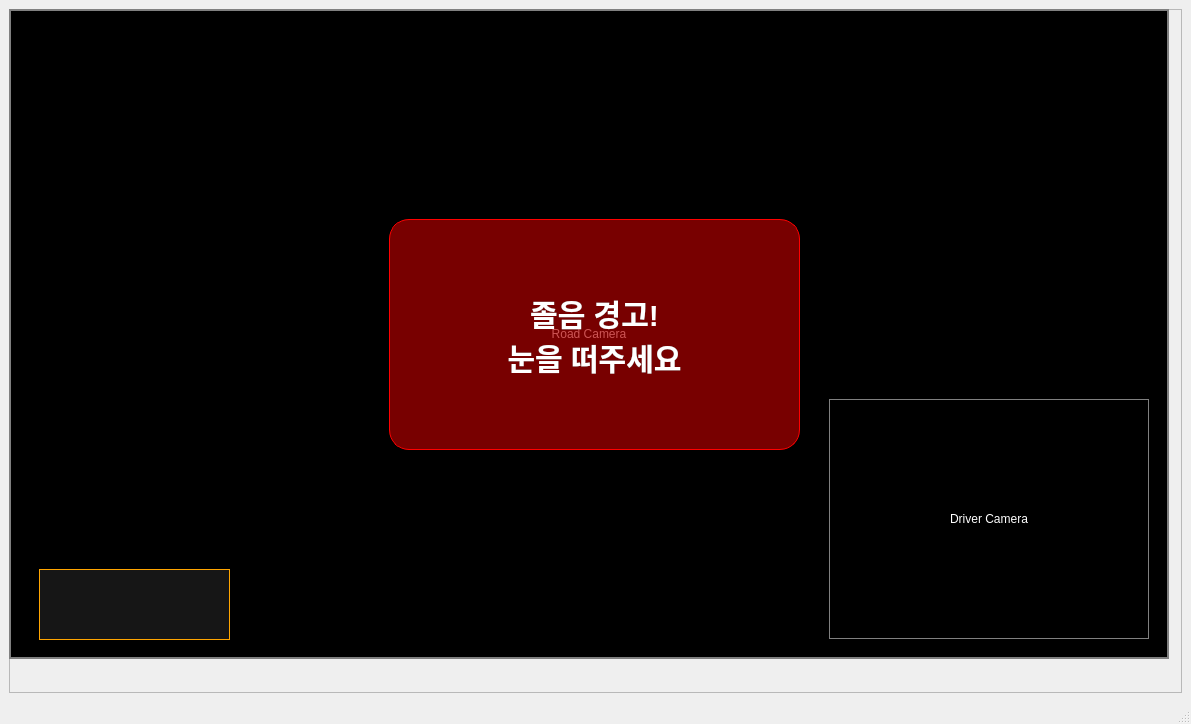
Old version of the form work/orin_nano/gui.ui in the repository takecareYata/jojimara.
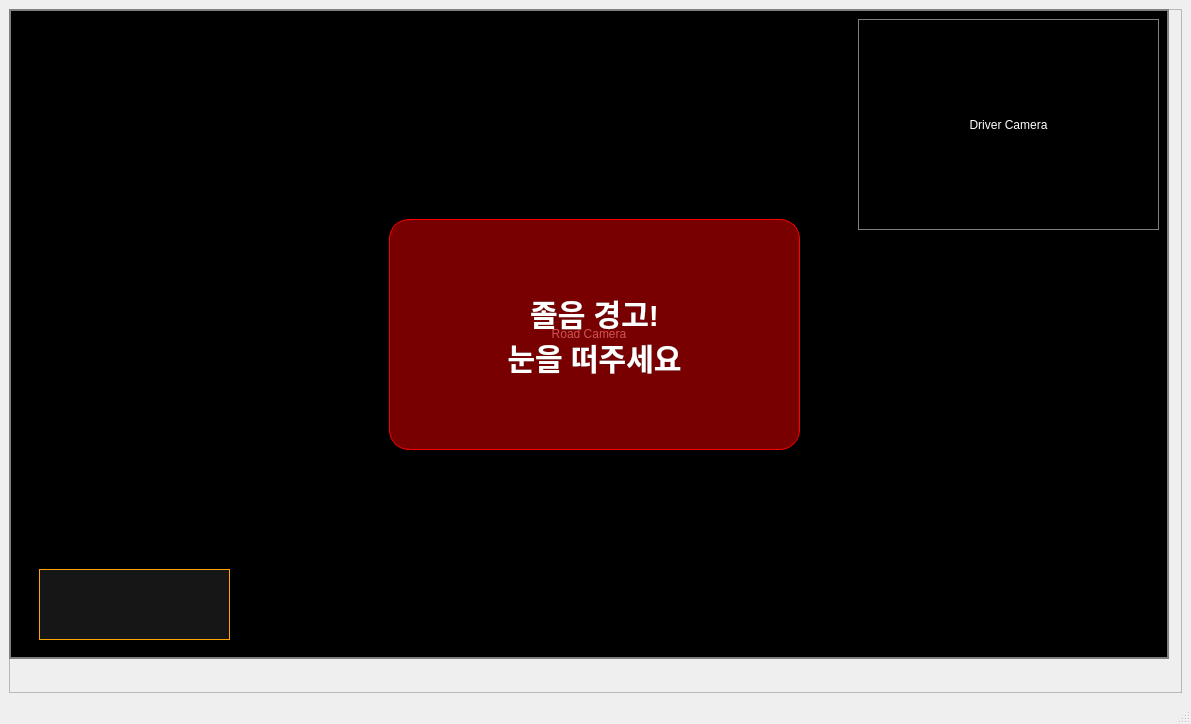
New version of the form.

Commit message: feat: 운전자 얼굴 위치 화면 조정

Diff of the .ui file:
```diff
--- a/work/orin_nano/gui.ui
+++ b/work/orin_nano/gui.ui
@@ -65,10 +65,10 @@
       <widget class="QLabel" name="lblDriverCamera">
        <property name="geometry">
         <rect>
-         <x>820</x>
-         <y>390</y>
-         <width>320</width>
-         <height>240</height>
+         <x>849</x>
+         <y>10</y>
+         <width>301</width>
+         <height>211</height>
         </rect>
        </property>
        <property name="styleSheet">
```
The commit also changes 1 other file.
